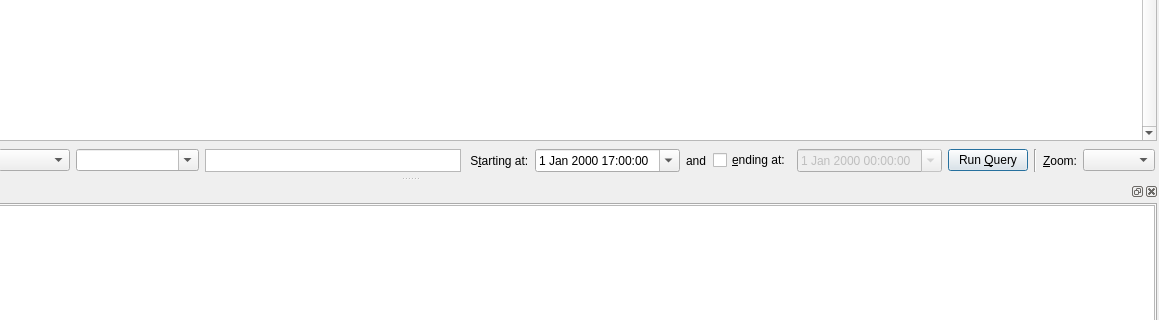
This is filemapper.ui in djwong/filemapper as Qt 5 draws it before an edit; both pictures show x 340 to 1499 and y 233 to 553 of the 1499 by 656 pixel window. The edited form follows.
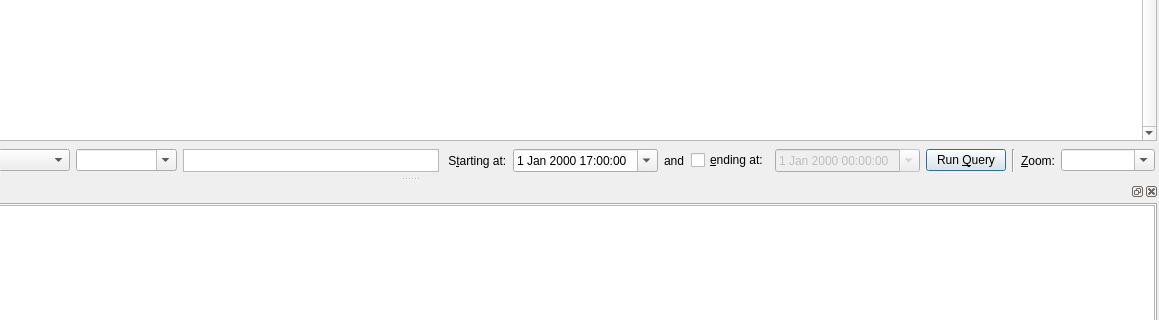
This is the edited form. Icons and pictures are not drawn.

Commit message: gui: Implement editable zoom levels, and allow for specification of bytes-per-cell values.

The edit to the form file:
```diff
--- a/filemapper.ui
+++ b/filemapper.ui
@@ -391,6 +391,15 @@
          <property name="accessibleDescription">
           <string>Changes the zoom level of the overview. (Alt+Z)</string>
          </property>
+         <property name="editable">
+          <bool>true</bool>
+         </property>
+         <property name="insertPolicy">
+          <enum>QComboBox::InsertAtTop</enum>
+         </property>
+         <property name="minimumContentsLength">
+          <number>8</number>
+         </property>
         </widget>
        </item>
       </layout>
```
The commit also changes 1 other file.
